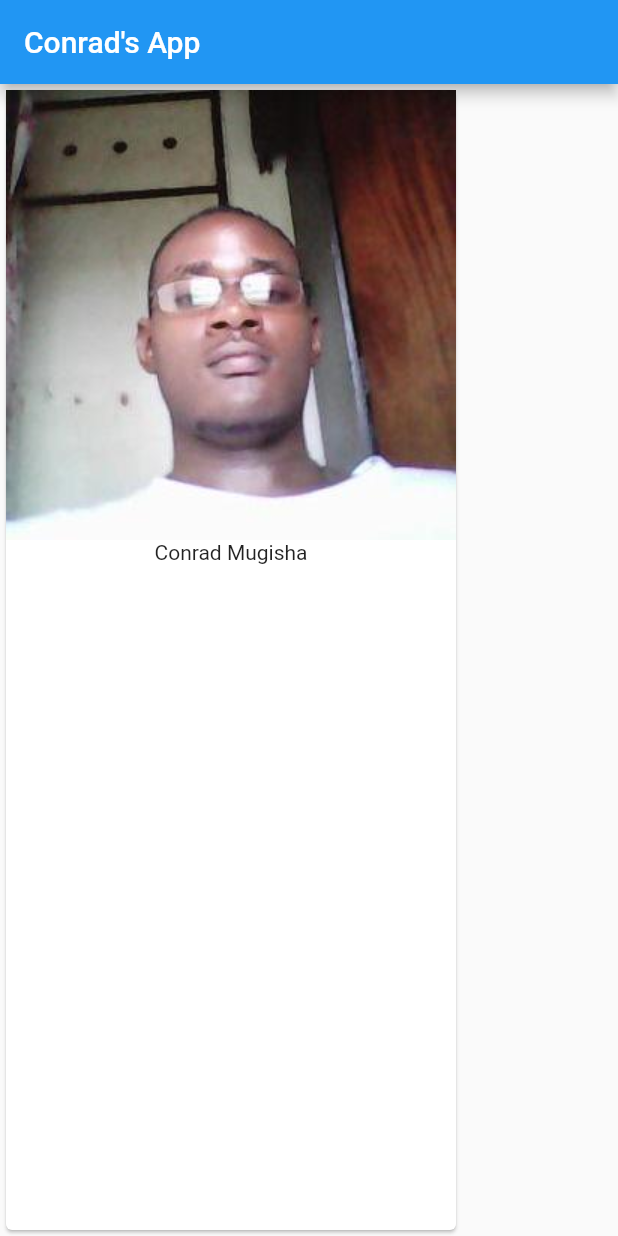
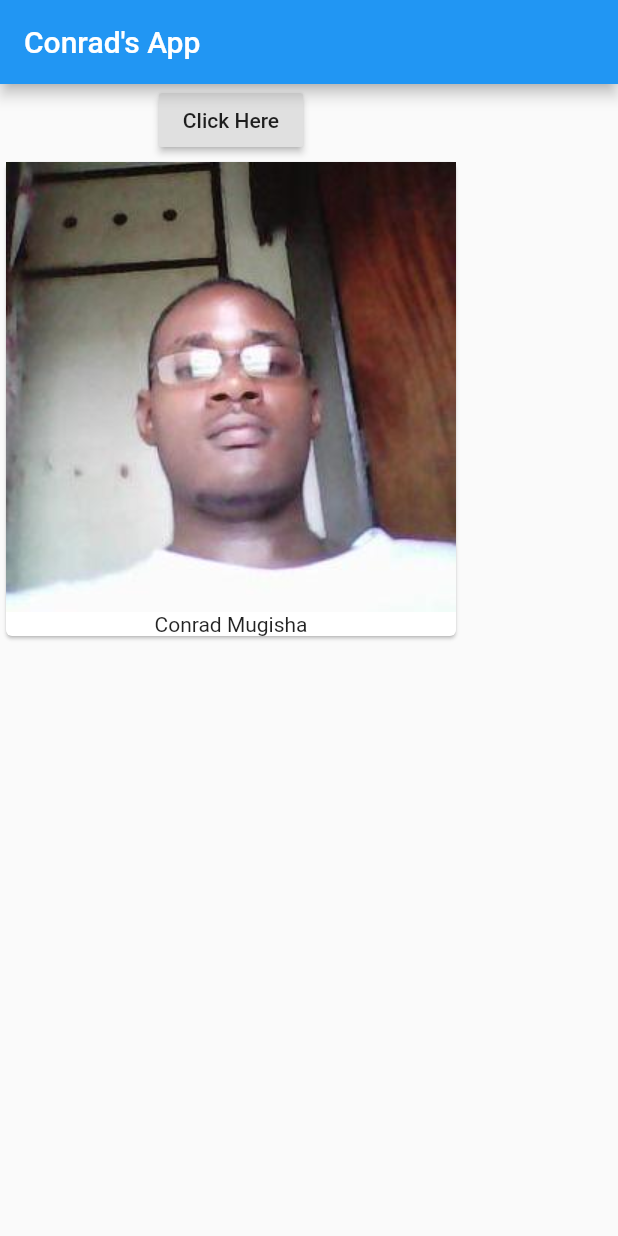
Before and after one commit to conrad96/flutter_app, a Flutter app: the screen it shows after launch, on a phone screen of 412 x 824 dp. Run offline on Flutter 3.47's test engine with Material 2 defaults, Android fonts, the phone set to English and light mode, and no system bars.

Commit message:
added a button

```diff
--- a/lib/main.dart
+++ b/lib/main.dart
@@ -1,9 +1,6 @@
   import 'package:flutter/material.dart';
 
-//void main() => runApp(MyApp());
-main(){
-  runApp(MyApp());
-}
+  void main() => runApp(MyApp());
 
   class MyApp extends StatelessWidget
   {
@@ -14,10 +11,16 @@ class MyApp extends StatelessWidget
           appBar: AppBar(
             title: Text("Conrad's App"),
           ),//appBar
-        body: Card(child: Column(children: <Widget>[
+          body: Column(
+            children: [
+              RaisedButton(
+              onPressed: () {},
+              child: Text("Click Here")
+              )
+            ,Card (child: Column(children: <Widget>[
           Image.asset('assets/me.jpg'),
           Text('Conrad Mugisha')
-        ]))
+          ]))] )
         ),//scaffold
       );
 
```
Lines whose indentation alone changed are shown as unchanged.
